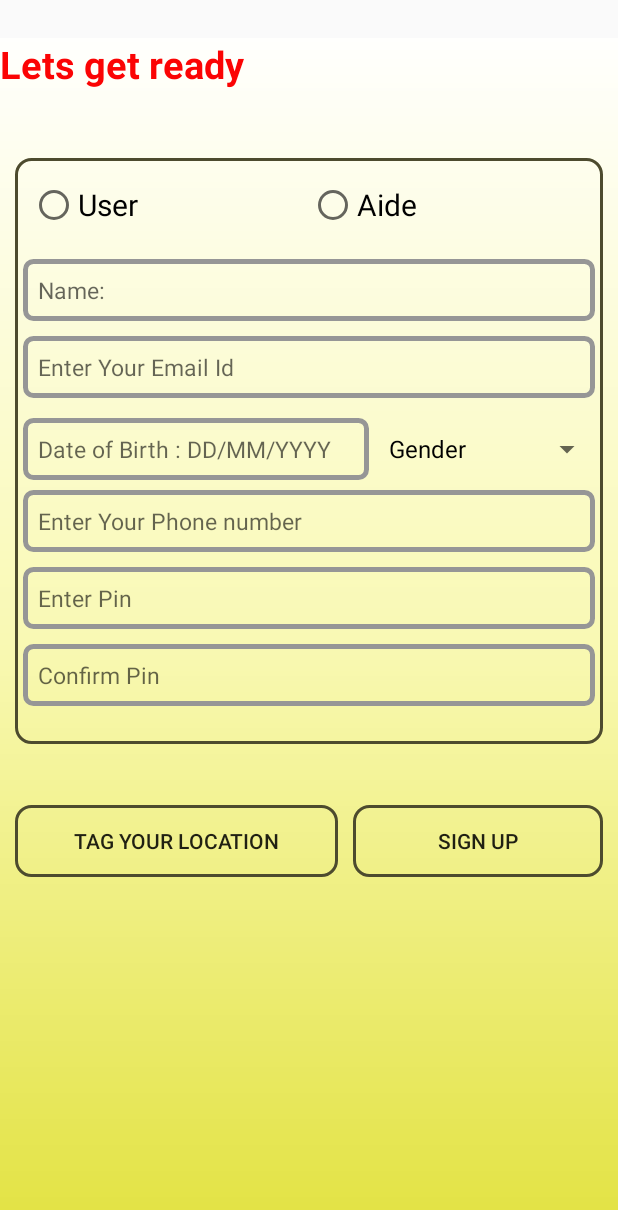
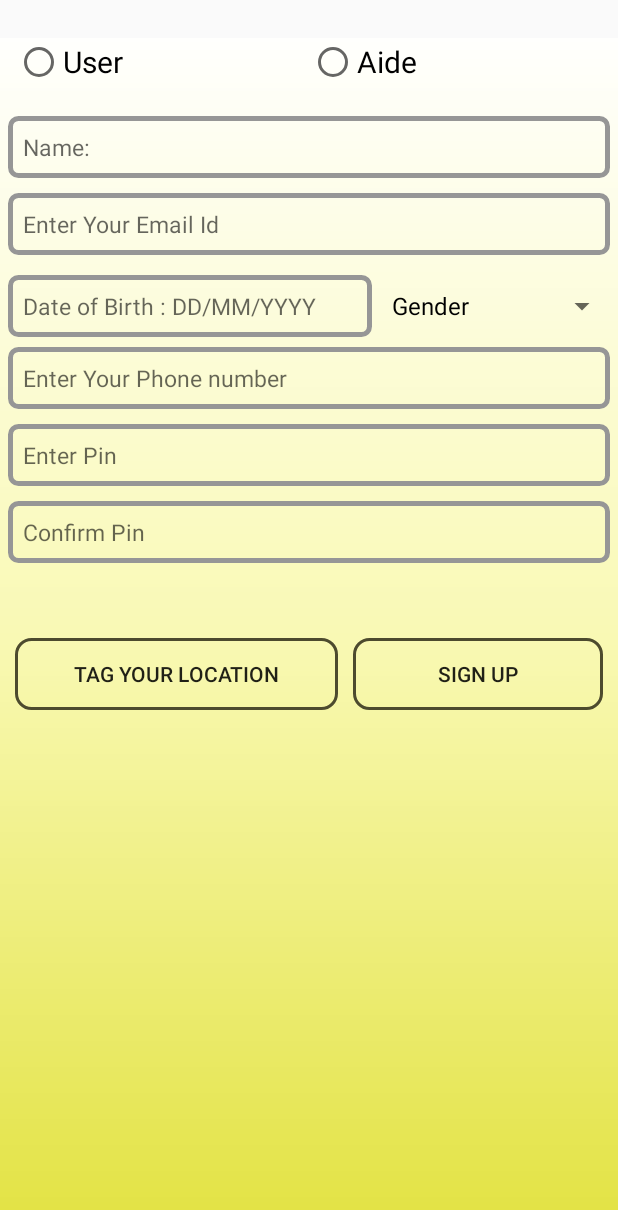
Before and after one commit to vhasija18/Aide, an Android app: the Signup screen opened directly, with no data from a screen before it, on a phone screen of 412 x 824 dp. Shown: the top 1210 px of the screen. Run offline under Robolectric (Android 15) with nearby library versions, the phone set to English and light mode, and no system bars.

Commit message:
Revert "3rd Changes"
This reverts commit eb83b7c

```diff
--- a/app/src/main/java/com/example/vhasija/aide/Maps_Login.java
+++ b/app/src/main/java/com/example/vhasija/aide/Maps_Login.java
@@ -1,7 +1,6 @@
 package com.example.vhasija.aide;
 
 import android.Manifest;
-import android.content.Intent;
 import android.content.pm.PackageManager;
 import android.location.Location;
 import android.os.Build;
@@ -201,11 +200,8 @@ public class Maps_Login extends FragmentActivity implements OnMapReadyCallback,
         }
     }
 
-    public void helppage(View view)
+    public void profilepage(View view)
     {
-     Intent intent = new Intent(this,helppage.class);
-     startActivity(intent);
-
     }
 
 }
--- a/app/src/main/java/com/example/vhasija/aide/Signup.java
+++ b/app/src/main/java/com/example/vhasija/aide/Signup.java
@@ -2,23 +2,22 @@ package com.example.vhasija.aide;
 
 import android.content.Intent;
 import android.os.Bundle;
-import android.support.design.widget.FloatingActionButton;
-import android.support.design.widget.Snackbar;
 import android.support.v7.app.AppCompatActivity;
-import android.support.v7.widget.Toolbar;
-import android.util.Log;
 import android.view.View;
 import android.widget.AdapterView;
 import android.widget.ArrayAdapter;
-import android.widget.AutoCompleteTextView;
-import android.widget.CheckBox;
 import android.widget.EditText;
 import android.widget.RadioButton;
 import android.widget.Spinner;
+import android.widget.Toast;
 
-public class Signup extends AppCompatActivity {
+import com.example.wampSync.AsyncResponse;
+import com.example.wampSync.PostResponseAsyncTask;
+
+public class Signup extends AppCompatActivity implements AsyncResponse {
 
 
+    public static final int MY_PERMISSIONS_REQUEST_READ_CONTACTS = 1;
     double longitude =00.00;
     double latitude  =00.00;
     RadioButton  user,aide;
@@ -109,8 +108,8 @@ public class Signup extends AppCompatActivity {
 
     public void signup(View view)
     {
-
-        System.out.println("MIke");
+        sendSmsEmail();
+        /*System.out.println("MIke");
         if(flag== -1)
           {
 
@@ -132,8 +131,44 @@ public class Signup extends AppCompatActivity {
         System.out.println(pin_value);
         System.out.println(confirmpin_value);
         System.out.println(latitude);
-        System.out.println(longitude);
+        System.out.println(longitude);*/
 
     }
 
+    private void sendSmsEmail()
+    {
+        String phnNo = phone.getText().toString();
+        String emailId = email.getText().toString();
+        String url = "http://192.168.2.36:8089/aide/ConnectExecute.php?phnNo="+phnNo+"&emailId="+emailId;
+        PostResponseAsyncTask task1 = new PostResponseAsyncTask(this, new AsyncResponse() {
+            @Override
+            public void processFinish(String s) {
+                Toast.makeText(Signup.this, s, Toast.LENGTH_LONG).show();
+            }
+        });
+        task1.execute(url);
+        /*String phoneNo = "+91"+phone.getText().toString();
+        String msg = "Test";//"Welcome to AIDE. Help you need is on fingertips.";
+
+        PendingIntent pi = PendingIntent.getActivity(this, 0,
+                new Intent(this, Signup.class), 0);
+        SmsManager sms = SmsManager.getDefault();
+        sms.sendTextMessage(phoneNo, "5455", msg, pi, null);*/
+        /*try {
+            SmsManager smsManager = SmsManager.getDefault();
+            smsManager.sendTextMessage(phoneNo, null, msg, null, null);
+            Toast.makeText(getApplicationContext(), "SMS Sent!",
+                    Toast.LENGTH_LONG).show();
+        } catch (Exception e) {
+            Toast.makeText(getApplicationContext(),
+                    "SMS failed, please try again later!",
+                    Toast.LENGTH_LONG).show();
+            e.printStackTrace();
+        }*/
+    }
+
+    @Override
+    public void processFinish(String s) {
+        Toast.makeText(Signup.this, s, Toast.LENGTH_LONG).show();
+    }
 }
--- a/app/src/main/res/layout/activity_maps__login.xml
+++ b/app/src/main/res/layout/activity_maps__login.xml
@@ -28,7 +28,7 @@
             android:text="Next"
             android:layout_weight=".1"
             android:background="@drawable/button_style"
-            android:onClick="helppage"
+            android:onClick="profilepage"
             android:layout_marginLeft="5dp"
             android:layout_marginRight="5dp"/>
 
--- a/app/src/main/res/layout/activity_signup.xml
+++ b/app/src/main/res/layout/activity_signup.xml
@@ -14,28 +14,8 @@
         android:orientation="vertical"
         android:visibility="visible"
         android:layout_marginTop="25dp"
-        android:background="@drawable/gradient"
-        android:focusableInTouchMode="true">
+        android:background="@drawable/gradient">
 
-        <TextView
-            android:id="@+id/textView3"
-            android:layout_width="match_parent"
-            android:layout_height="wrap_content"
-            android:text="Lets get ready"
-            android:textSize="25sp"
-            android:layout_marginBottom="30dp"
-            android:textColor="@color/Ready"
-            android:textStyle="bold"/>
-
-        <LinearLayout
-            android:layout_width="match_parent"
-            android:layout_height="wrap_content"
-            android:orientation="vertical"
-            android:background="@drawable/button_style"
-            android:layout_marginRight="10dp"
-            android:layout_marginLeft="10dp"
-            android:layout_marginBottom="15dp"
-            android:layout_marginTop="15dp">
 
         <RadioGroup
             android:layout_width="match_parent"
@@ -43,9 +23,7 @@
             android:orientation="horizontal"
             android:layout_marginBottom="20dp"
             android:layout_marginLeft="10dp"
-            android:layout_marginRight="10dp"
-            android:id="@+id/radiogroup1"
-            android:layout_marginTop="15dp">
+            android:layout_marginRight="10dp">
         <RadioButton
             android:id="@+id/signup_User"
             android:layout_width="match_parent"
@@ -175,19 +153,16 @@
         android:background="@drawable/textview"
         android:padding="10dp"
         android:textSize="15sp"
-        android:layout_marginBottom="25dp"
+        android:layout_marginBottom="50dp"
         android:layout_marginRight="5dp"
         android:layout_marginLeft="5dp"
         />
-
-        </LinearLayout>
     <LinearLayout
         android:layout_width="match_parent"
         android:layout_height="wrap_content"
         android:id="@+id/layout6"
         android:orientation="horizontal"
         android:visibility="visible"
-        android:layout_marginTop="25dp"
         >
 
     <Button
@@ -214,4 +189,5 @@
 
 
 
+
 </android.support.design.widget.CoordinatorLayout>
--- a/app/src/main/res/values/colors.xml
+++ b/app/src/main/res/values/colors.xml
@@ -4,5 +4,4 @@
     <color name="colorPrimaryDark">#00574B</color>
     <color name="colorAccent">#D81B60</color>
     <color name="textcolor">#BCB77F</color>
-    <color name ="Ready">#FB0404</color>
 </resources>
```
Also changed, not shown: app/src/main/AndroidManifest.xml (+3 -5 lines), app/src/main/java/com/example/vhasija/aide/ProfilePage.java (deleted, +0 -69 lines), app/src/main/java/com/example/vhasija/aide/helppage.java (deleted, +0 -21 lines), app/src/main/java/com/example/vhasija/aide/login.java (+2 -23 lines), app/src/main/res/layout/activity_helppage.xml (deleted, +0 -39 lines), app/src/main/res/layout/activity_profile_page.xml (deleted, +0 -161 lines).
